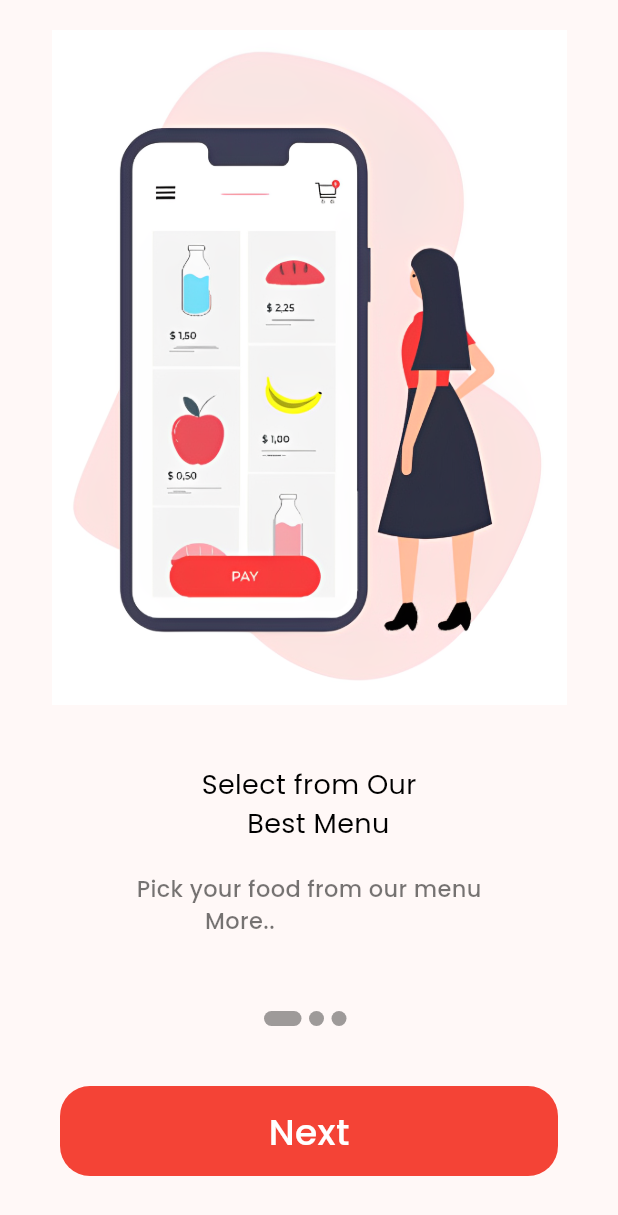
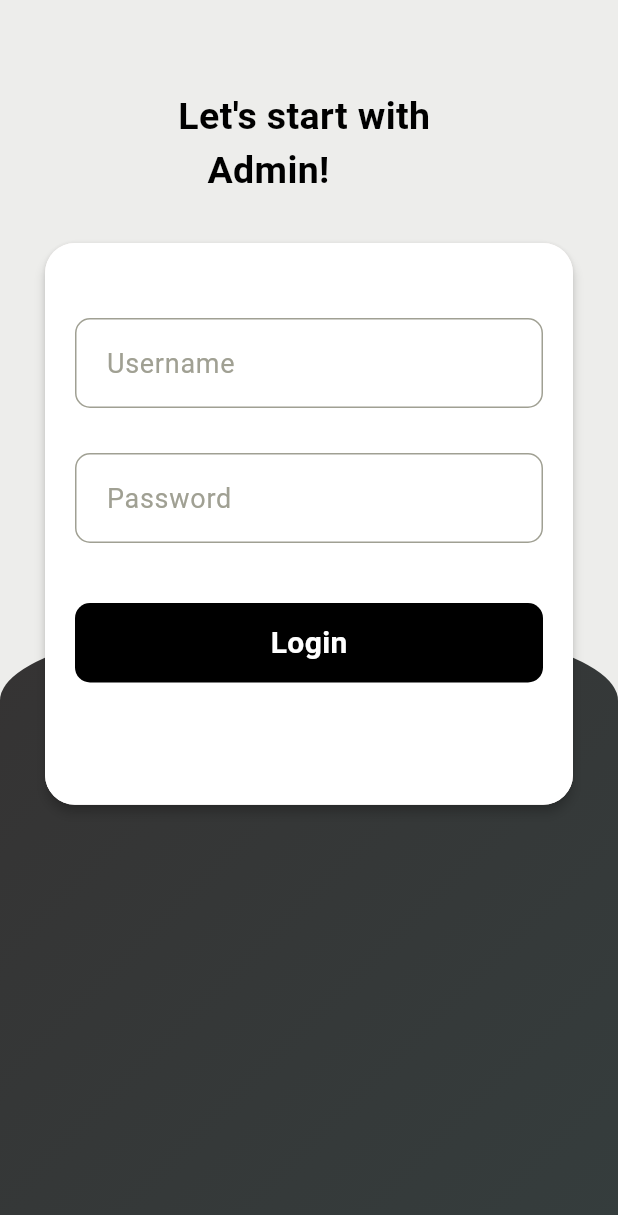
Before and after one commit to jatin-pandey01/Food-Delivery-App, a Flutter app: the screen it shows after launch, on a phone screen of 412 x 824 dp. Shown: the top 1215 px of the screen. Run offline on Flutter 3.47's test engine with Material 3 defaults, Android fonts, the phone set to English and light mode, and no system bars; our stand-ins replace cloud_firestore, curved_navigation_bar, firebase_auth, firebase_core; accounts and stored records are empty.

Commit message:
Admin page start

```diff
--- /dev/null
+++ b/lib/admin/admin_login.dart
@@ -0,0 +1,160 @@
+import 'package:cloud_firestore/cloud_firestore.dart';
+import 'package:flutter/material.dart';
+import 'package:flutter/widgets.dart';
+import 'package:flutter_application_1/admin/home_admin.dart';
+import 'package:flutter_application_1/pages/bottomnav.dart';
+
+class AdminLogin extends StatefulWidget {
+  const AdminLogin({super.key});
+
+  @override
+  State<AdminLogin> createState() => _AdminLoginState();
+}
+
+class _AdminLoginState extends State<AdminLogin> {
+
+  TextEditingController usernameController = new TextEditingController();
+  TextEditingController passwordController = new TextEditingController();
+  String username = "", password = "";
+
+  final _formkey = GlobalKey<FormState>();
+  @override
+  Widget build(BuildContext context) {
+    return Scaffold(
+      backgroundColor: Color(0xFFededeb),
+      body: Container(
+        child: Stack(
+          children: [
+            Container(
+              margin: EdgeInsets.only(top: MediaQuery.of(context).size.height/2),
+              padding: EdgeInsets.only(top: 45.0, left: 20.0, right: 20.0),
+              height: MediaQuery.of(context).size.height,
+              width: MediaQuery.of(context).size.width,
+              decoration: BoxDecoration(gradient: LinearGradient(colors: [Color.fromARGB(255, 53, 51, 51),Color.fromRGBO(53, 61, 61,1)], begin: Alignment.topLeft, end: Alignment.bottomRight ), borderRadius: BorderRadius.vertical(top: Radius.elliptical(MediaQuery.of(context).size.width, 110.00))),
+            ),
+            Container(
+              margin: EdgeInsets.only(left: 30, right: 30.0, top: 60),
+              child: Form(
+                key: _formkey,
+                child: Column(
+                  children: [
+                    Text("Let\'s start with \n \t Admin!", style: TextStyle(color: Colors.black, fontSize: 25.0, fontWeight: FontWeight.bold),),
+                    SizedBox(height: 30.0,),
+                    Material(
+                      elevation: 3.0,
+                      borderRadius: BorderRadius.circular(20),
+                      child: Container(
+                        height: MediaQuery.of(context).size.height/2.2,
+                        decoration: BoxDecoration(
+                          color: Colors.white,
+                          borderRadius: BorderRadius.circular(20)
+                        ),
+                        child: Column(
+                          children: [
+                            SizedBox(height: 50,),
+                            Container(
+                              padding: EdgeInsets.only(left: 20.0, top: 5.0, bottom: 5.0),
+                              margin: EdgeInsets.symmetric(horizontal: 20.0),
+                              decoration: BoxDecoration(
+                                border: Border.all(color: Color.fromARGB(255, 160, 160, 147), width: 1),
+                                borderRadius: BorderRadius.circular(10)
+                              ),
+                              child: Center(
+                                child: TextFormField(
+                                  controller: usernameController,
+                                  validator: (value) {
+                                    if(value == null || value.isEmpty){
+                                      return "Please Enter Username";
+                                    }
+                                  },
+                                  style: TextStyle(color: Color.fromARGB(255, 160, 160, 147), fontSize: 18.0),
+                                  decoration: InputDecoration(
+                                    hintText: "Username",
+                                    hintStyle: TextStyle(color: Color.fromARGB(255, 160, 160, 147), fontSize: 18.0),
+                                    border: InputBorder.none
+                                  ),
+                                ),
+                              ),
+                            ),
+                            SizedBox(height: 30,),
+                            Container(
+                              padding: EdgeInsets.only(left: 20.0, top: 5, bottom: 5.0),
+                              margin: EdgeInsets.symmetric(horizontal: 20.0),
+                              decoration: BoxDecoration(border: Border.all(color: Color.fromARGB(255, 160, 160, 147)), borderRadius: BorderRadius.circular(10)),
+                              child: Center(
+                                child: TextFormField(
+                                  controller: passwordController,
+                                  validator: (value) {
+                                    if(value == null || value.isEmpty){
+                                      return "Please Enter Password";
+                                    }
+                                  },
+                                  obscureText: true,
+                                  decoration: InputDecoration(hintStyle: TextStyle(color: Color.fromARGB(255, 160, 160, 147), fontSize: 18.0), border: InputBorder.none, hintText: "Password",),
+                                ),
+                              ),
+                            ),
+                            SizedBox(height: 40,),
+                            GestureDetector(
+                              onTap: () {
+                                setState(() {
+                                  LoginAdmin();
+                                });
+                              },
+                              child: Container(
+                                padding: EdgeInsets.symmetric(vertical: 12.0,),
+                                margin: EdgeInsets.symmetric(horizontal: 20.0),
+                                width: MediaQuery.of(context).size.width,
+                                decoration: BoxDecoration(color: Colors.black, borderRadius: BorderRadius.circular(10)),
+                                child: Center(
+                                  child: Text("Login", style: TextStyle(color: Colors.white, fontSize: 20.0, fontWeight: FontWeight.bold),),
+                                ),
+                              ),
+                            )
+                          ],
+                        ),
+                      ),
+                    )
+                  ],
+                )
+              ),
+            )
+          ],
+        ),
+      ),
+    );
+  }
+
+  LoginAdmin() async{
+    FirebaseFirestore.instance.collection("Admin").get().then((snapshot){
+      snapshot.docs.forEach((result) {
+        if(result.data()['id'] != usernameController.text.trim()){
+          ScaffoldMessenger.of(context).showSnackBar(
+            SnackBar(
+              backgroundColor: Colors.red,
+              content: Text("Username is not found", style: TextStyle(fontSize: 18.0),)
+            )
+          );
+        }
+        else if(result.data()['password']!= passwordController.text.trim()){
+          ScaffoldMessenger.of(context).showSnackBar(
+            SnackBar(
+              backgroundColor: Colors.red,
+              content: Text("Your Password is incorrect", style: TextStyle(fontSize: 18.0),)
+            )
+          );
+        }
+        else{
+          Route route = MaterialPageRoute(builder: (context)=>HomeAdmin());
+          Navigator.pushReplacement(context, route);
+          ScaffoldMessenger.of(context).showSnackBar(
+            SnackBar(
+              backgroundColor: Colors.green,
+              content: Text("Registered Successfully", style: TextStyle(color: Colors.white, fontSize: 18.0),)
+            )
+          );
+        }
+       });
+    });
+  }
+}
--- a/lib/main.dart
+++ b/lib/main.dart
@@ -1,6 +1,7 @@
 import 'package:firebase_auth/firebase_auth.dart';
 import 'package:firebase_core/firebase_core.dart';
 import 'package:flutter/material.dart';
+import 'package:flutter_application_1/admin/admin_login.dart';
 import 'package:flutter_application_1/pages/bottomnav.dart';
 import 'package:flutter_application_1/pages/home.dart';
 import 'package:flutter_application_1/pages/login.dart';
@@ -40,7 +41,7 @@ class MyApp extends StatelessWidget {
         colorScheme: ColorScheme.fromSeed(seedColor: Colors.redAccent),
         useMaterial3: true,
       ),
-      home: const Onboard(),
+      home: const AdminLogin(),
     );
   }
 }
--- a/lib/pages/wallet.dart
+++ b/lib/pages/wallet.dart
@@ -92,7 +92,7 @@ class _WalletState extends State<Wallet> {
                 child: Center(
                   child: Text("Add Money",style: TextStyle(color: Colors.white, fontSize: 16.0, fontFamily: 'Poppins', fontWeight: FontWeight.bold),),
                 ),
-              )
+              ),
             ],
           ),
         ),
```
Also changed, not shown: lib/admin/add_food.dart (added, +51 -0 lines), lib/admin/home_admin.dart (added, +62 -0 lines), lib/pages/login.dart (+7 -7 lines).
